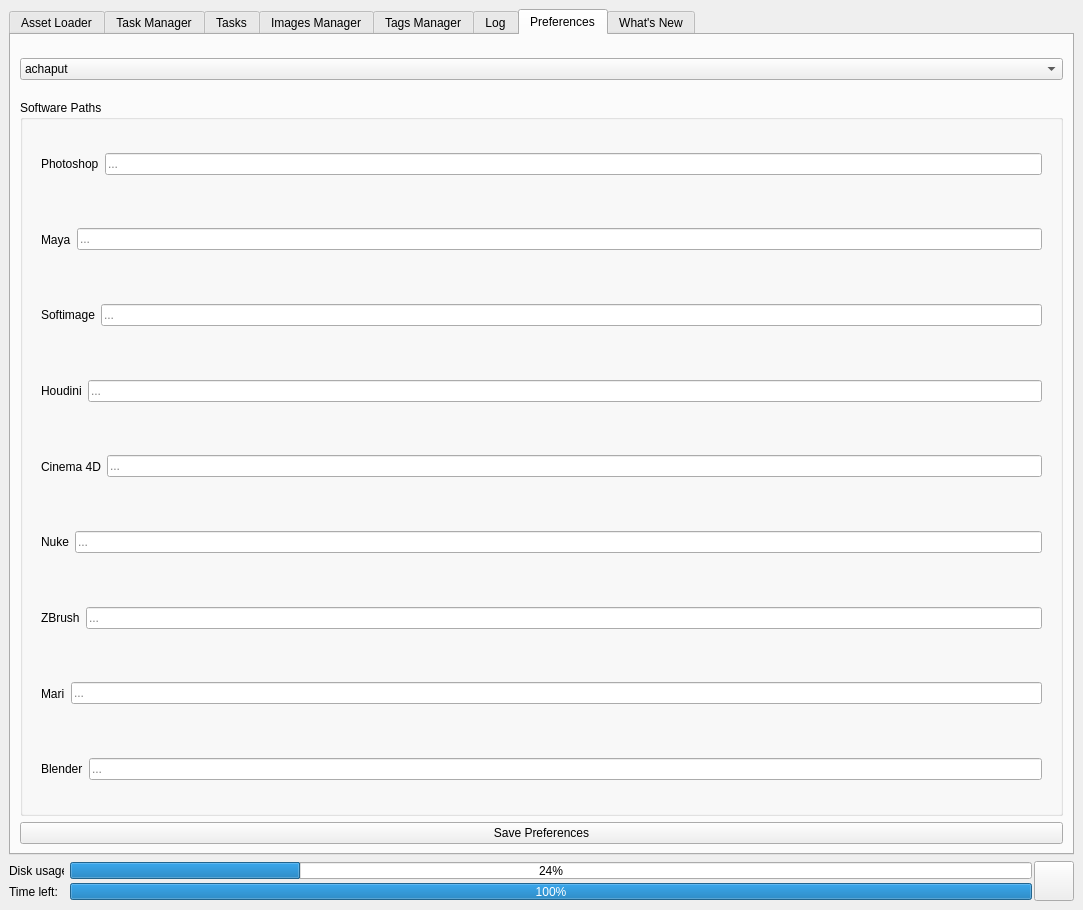
all-in-one-of/project_manager, file media/main_window.ui: the form before one commit.
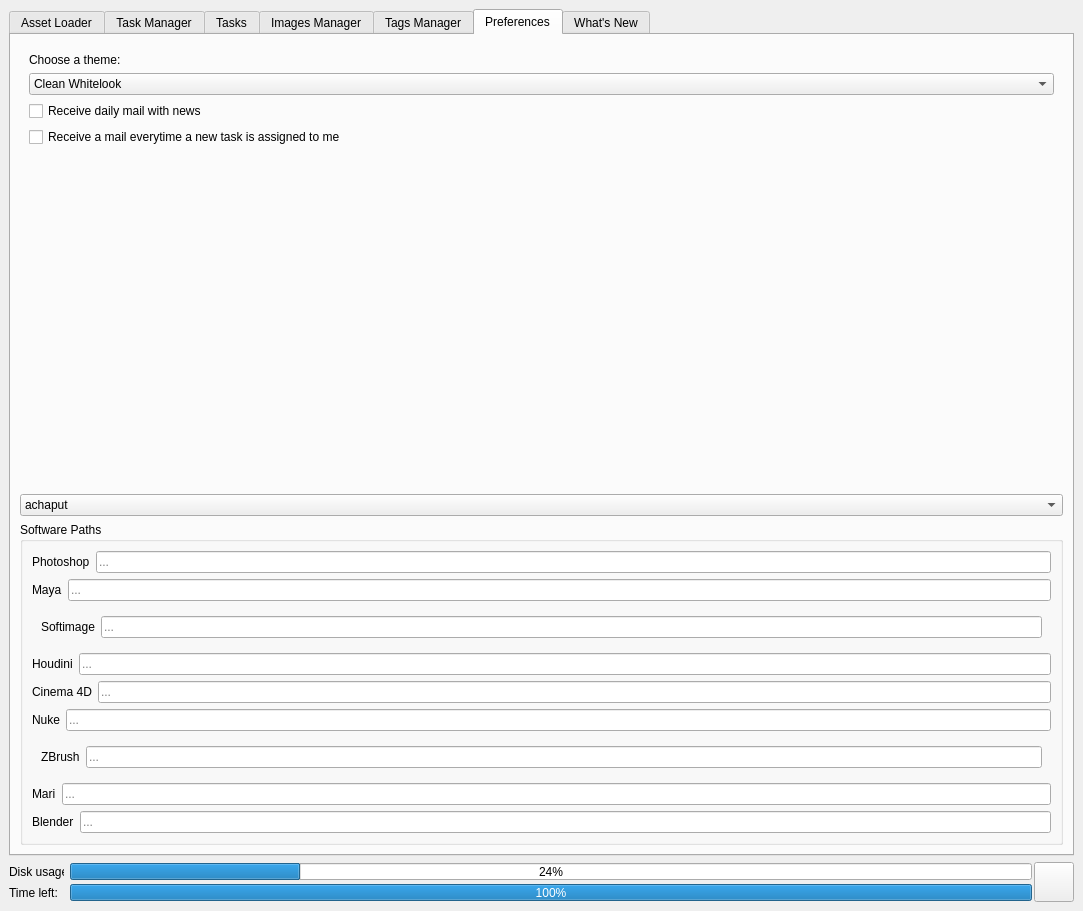
The form after the commit. The open tabs and pages were chosen to show the change.

Commit message: Setup preference GUI and theme and setup logging module

```diff
--- a/media/main_window.ui
+++ b/media/main_window.ui
@@ -7,7 +7,7 @@
     <x>0</x>
     <y>0</y>
     <width>1083</width>
-    <height>910</height>
+    <height>911</height>
    </rect>
   </property>
   <property name="minimumSize">
@@ -3165,79 +3165,80 @@
           </item>
          </layout>
         </widget>
-        <widget class="QWidget" name="logTab">
-         <attribute name="title">
-          <string>Log</string>
-         </attribute>
-         <layout class="QVBoxLayout" name="verticalLayout_24">
-          <item>
-           <widget class="QTextEdit" name="logTextEdit">
-            <property name="frameShape">
-             <enum>QFrame::Box</enum>
-            </property>
-            <property name="frameShadow">
-             <enum>QFrame::Sunken</enum>
-            </property>
-            <property name="lineWidth">
-             <number>1</number>
-            </property>
-            <property name="lineWrapMode">
-             <enum>QTextEdit::NoWrap</enum>
-            </property>
-            <property name="readOnly">
-             <bool>true</bool>
-            </property>
-            <property name="html">
-             <string>&lt;!DOCTYPE HTML PUBLIC &quot;-//W3C//DTD HTML 4.0//EN&quot; &quot;http://www.w3.org/TR/REC-html40/strict.dtd&quot;&gt;
-&lt;html&gt;&lt;head&gt;&lt;meta name=&quot;qrichtext&quot; content=&quot;1&quot; /&gt;&lt;style type=&quot;text/css&quot;&gt;
-p, li { white-space: pre-wrap; }
-&lt;/style&gt;&lt;/head&gt;&lt;body style=&quot; font-family:'MS Shell Dlg 2'; font-size:8.25pt; font-weight:400; font-style:normal;&quot;&gt;
-&lt;p style=&quot;-qt-paragraph-type:empty; margin-top:0px; margin-bottom:0px; margin-left:0px; margin-right:0px; -qt-block-indent:0; text-indent:0px; font-size:12pt;&quot;&gt;&lt;br /&gt;&lt;/p&gt;&lt;/body&gt;&lt;/html&gt;</string>
-            </property>
-            <property name="acceptRichText">
-             <bool>true</bool>
-            </property>
-            <property name="textInteractionFlags">
-             <set>Qt::NoTextInteraction</set>
-            </property>
-           </widget>
-          </item>
-          <item>
-           <widget class="QPushButton" name="updateLogBtn">
-            <property name="text">
-             <string>Update log</string>
-            </property>
-           </widget>
-          </item>
-          <item>
-           <widget class="QLabel" name="logLbl">
-            <property name="text">
-             <string>...</string>
-            </property>
-           </widget>
-          </item>
-         </layout>
-        </widget>
         <widget class="QWidget" name="preferencesTab">
          <attribute name="title">
           <string>Preferences</string>
          </attribute>
          <layout class="QVBoxLayout" name="verticalLayout_7">
           <item>
-           <widget class="QFrame" name="frame_2">
-            <property name="maximumSize">
+           <widget class="QFrame" name="userPrefFrame">
+            <property name="frameShape">
+             <enum>QFrame::NoFrame</enum>
+            </property>
+            <property name="frameShadow">
+             <enum>QFrame::Raised</enum>
+            </property>
+            <layout class="QVBoxLayout" name="verticalLayout_24">
+             <item>
+              <widget class="QLabel" name="chooseAThemeLbl">
+               <property name="text">
+                <string>Choose a theme:</string>
+               </property>
+              </widget>
+             </item>
+             <item>
+              <widget class="QComboBox" name="themePrefComboBox">
+               <item>
+                <property name="text">
+                 <string>Clean Whitelook</string>
+                </property>
+               </item>
+               <item>
+                <property name="text">
+                 <string>Dark</string>
+                </property>
+               </item>
+              </widget>
+             </item>
+             <item>
+              <widget class="QCheckBox" name="receiveDailyMailCheckBox">
+               <property name="text">
+                <string>Receive daily mail with news</string>
+               </property>
+              </widget>
+             </item>
+             <item>
+              <widget class="QCheckBox" name="receiveMailOnNewTaskCheckBox">
+               <property name="text">
+                <string>Receive a mail everytime a new task is assigned to me</string>
+               </property>
+              </widget>
+             </item>
+             <item>
+              <spacer name="verticalSpacer">
+               <property name="orientation">
+                <enum>Qt::Vertical</enum>
+               </property>
+               <property name="sizeHint" stdset="0">
              <size>
-              <width>16777215</width>
-              <height>50</height>
-             </size>
-            </property>
+                 <width>20</width>
+                 <height>40</height>
+                </size>
+               </property>
+              </spacer>
+             </item>
+            </layout>
+           </widget>
+          </item>
+          <item>
+           <widget class="QFrame" name="adminPrefFrame">
             <property name="frameShape">
              <enum>QFrame::NoFrame</enum>
             </property>
             <property name="frameShadow">
              <enum>QFrame::Raised</enum>
             </property>
-            <layout class="QVBoxLayout" name="verticalLayout_33">
+            <layout class="QVBoxLayout" name="verticalLayout_22">
              <property name="margin">
               <number>0</number>
              </property>
@@ -3341,9 +3342,6 @@
                </item>
               </widget>
              </item>
-            </layout>
-           </widget>
-          </item>
           <item>
            <widget class="QGroupBox" name="softwarePathGrpBox">
             <property name="title">
@@ -3362,6 +3360,9 @@
                 <number>1</number>
                </property>
                <layout class="QHBoxLayout" name="horizontalLayout_7">
+                   <property name="margin">
+                    <number>0</number>
+                   </property>
                 <item>
                  <widget class="QLabel" name="photoshopPrefLbl">
                   <property name="frameShape">
@@ -3397,6 +3398,9 @@
                 <number>1</number>
                </property>
                <layout class="QHBoxLayout" name="horizontalLayout_8">
+                   <property name="margin">
+                    <number>0</number>
+                   </property>
                 <item>
                  <widget class="QLabel" name="mayaPrefLbl">
                   <property name="frameShape">
@@ -3467,6 +3471,9 @@
                 <number>1</number>
                </property>
                <layout class="QHBoxLayout" name="horizontalLayout_10">
+                   <property name="margin">
+                    <number>0</number>
+                   </property>
                 <item>
                  <widget class="QLabel" name="houdiniPrefLbl">
                   <property name="frameShape">
@@ -3502,6 +3509,9 @@
                 <number>1</number>
                </property>
                <layout class="QHBoxLayout" name="horizontalLayout_11">
+                   <property name="margin">
+                    <number>0</number>
+                   </property>
                 <item>
                  <widget class="QLabel" name="cinema4dPrefLbl">
                   <property name="frameShape">
@@ -3537,6 +3547,9 @@
                 <number>1</number>
                </property>
                <layout class="QHBoxLayout" name="horizontalLayout_12">
+                   <property name="margin">
+                    <number>0</number>
+                   </property>
                 <item>
                  <widget class="QLabel" name="nukePrefLbl">
                   <property name="frameShape">
@@ -3607,6 +3620,9 @@
                 <number>1</number>
                </property>
                <layout class="QHBoxLayout" name="horizontalLayout_21">
+                   <property name="margin">
+                    <number>0</number>
+                   </property>
                 <item>
                  <widget class="QLabel" name="mariPrefLbl">
                   <property name="frameShape">
@@ -3642,6 +3658,9 @@
                 <number>1</number>
                </property>
                <layout class="QHBoxLayout" name="horizontalLayout_22">
+                   <property name="margin">
+                    <number>0</number>
+                   </property>
                 <item>
                  <widget class="QLabel" name="blenderPrefLbl">
                   <property name="frameShape">
@@ -3668,11 +3687,7 @@
             </layout>
            </widget>
           </item>
-          <item>
-           <widget class="QPushButton" name="savePrefBtn">
-            <property name="text">
-             <string>Save Preferences</string>
-            </property>
+            </layout>
            </widget>
           </item>
          </layout>
```
Left out of the diff: 2 changed lines with no effect on the pictures. Lines whose indentation alone changed are shown as unchanged. The commit also changes 5 other files.
